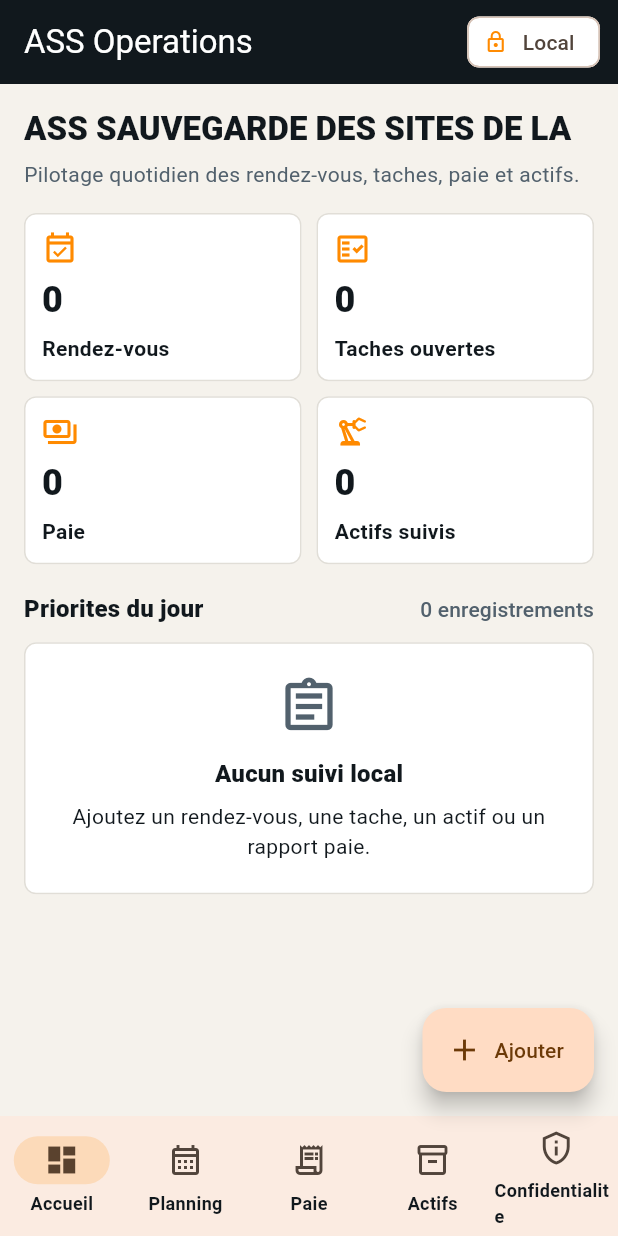
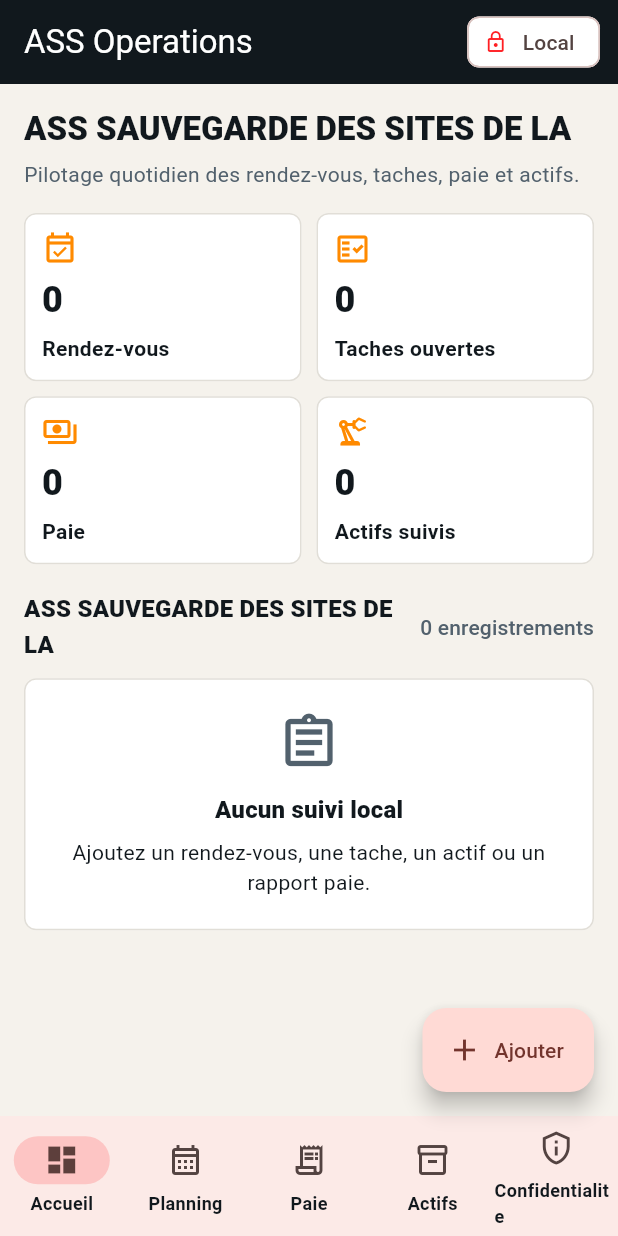
Before and after one commit to EOOrga/68d9d12912992303380194ff, a Flutter app: the screen it shows after launch, on a phone screen of 412 x 824 dp. Run offline on Flutter 3.47's test engine with Material 3 defaults, Android fonts, the light colour scheme and no system bars; our stand-ins replace shared_preferences.

Commit message:
Create Flutter variant com.detiii.ass_sauvegarde_sites

```diff
--- a/lib/main.dart
+++ b/lib/main.dart
@@ -298,9 +298,9 @@ class OpsApp extends StatelessWidget {
 
   @override
   Widget build(BuildContext context) {
-    const primary = Color(0xFFFF8A00);
+    const primary = Color(0xFFFF1F23);
     const charcoal = Color(0xFF11181D);
-    const steel = Color(0xFF52616D);
+    const steel = Color(0xFFFB1FFF);
     const paper = Color(0xFFF5F2EC);
 
     return MaterialApp(
@@ -508,7 +508,7 @@ class DashboardScreen extends StatelessWidget {
         ),
         const SizedBox(height: 18),
         SectionHeader(
-          title: 'Priorites du jour',
+          title: 'ASS SAUVEGARDE DES SITES DE LA',
           trailing: '${store.items.length} enregistrements',
         ),
         const SizedBox(height: 10),
--- a/pubspec.yaml
+++ b/pubspec.yaml
@@ -27,5 +27,5 @@ flutter:
 flutter_launcher_icons:
   android: true
   image_path: docs/icon.png
-  adaptive_icon_background: "#11181D"
+  adaptive_icon_background: "#FF1F93"
   adaptive_icon_foreground: docs/icon.png
```
Also changed, not shown: docs/icon.png, 11 other files.
